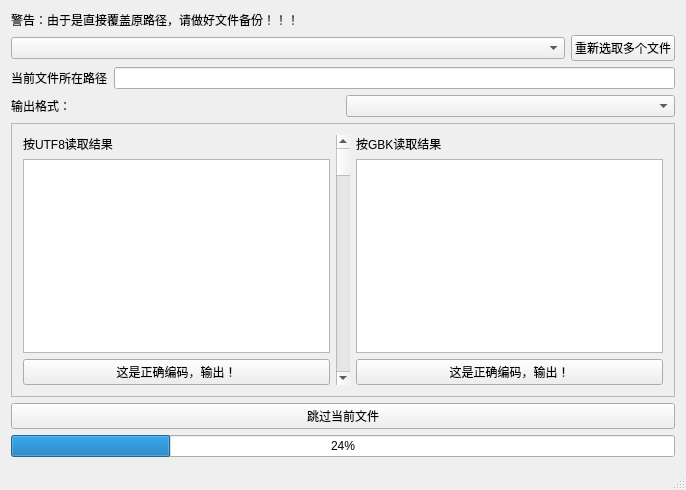
naturalcaduceus/CodeConvert, file mainwindow.ui: the form before one commit.
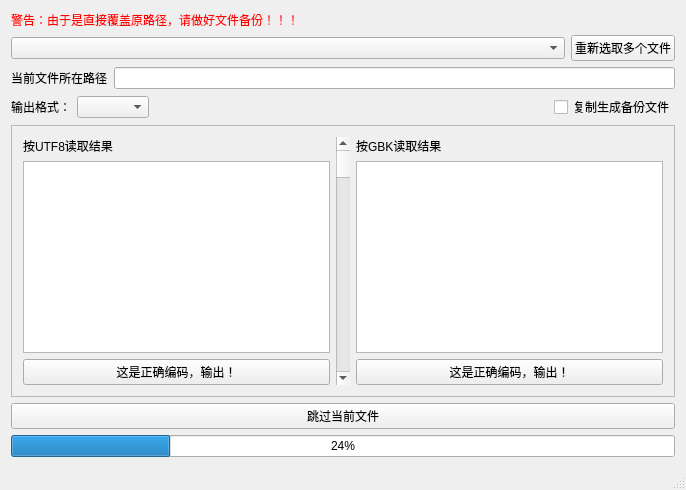
The form after the commit.

Commit message: 添加输入框read only 添加复制备份功能 修复转换文件为空内容的bug

What changed in the file:
```diff
--- a/mainwindow.ui
+++ b/mainwindow.ui
@@ -17,6 +17,9 @@
    <layout class="QVBoxLayout" name="verticalLayout_3">
     <item>
      <widget class="QLabel" name="label_5">
+      <property name="styleSheet">
+       <string notr="true">color: rgb(255, 0, 0);</string>
+      </property>
       <property name="text">
        <string>警告：由于是直接覆盖原路径，请做好文件备份！！！</string>
       </property>
@@ -62,6 +65,32 @@
       <item>
        <widget class="QComboBox" name="comboBox"/>
       </item>
+      <item>
+       <spacer name="horizontalSpacer">
+        <property name="orientation">
+         <enum>Qt::Horizontal</enum>
+        </property>
+        <property name="sizeHint" stdset="0">
+         <size>
+          <width>40</width>
+          <height>20</height>
+         </size>
+        </property>
+       </spacer>
+      </item>
+      <item>
+       <widget class="QCheckBox" name="checkBox_copy">
+        <property name="text">
+         <string>复制生成备份文件</string>
+        </property>
+        <property name="checkable">
+         <bool>true</bool>
+        </property>
+        <property name="checked">
+         <bool>false</bool>
+        </property>
+       </widget>
+      </item>
      </layout>
     </item>
     <item>
@@ -83,7 +112,11 @@
           </widget>
          </item>
          <item>
-          <widget class="QPlainTextEdit" name="PTE_readByUTF8"/>
+          <widget class="QPlainTextEdit" name="PTE_readByUTF8">
+           <property name="readOnly">
+            <bool>true</bool>
+           </property>
+          </widget>
          </item>
          <item>
           <widget class="QPushButton" name="BT_fromUTF8">
@@ -111,7 +144,11 @@
           </widget>
          </item>
          <item>
-          <widget class="QPlainTextEdit" name="PTE_readByGBK"/>
+          <widget class="QPlainTextEdit" name="PTE_readByGBK">
+           <property name="readOnly">
+            <bool>true</bool>
+           </property>
+          </widget>
          </item>
          <item>
           <widget class="QPushButton" name="BT_fromGBK">
```
The commit also changes 4 other files.
